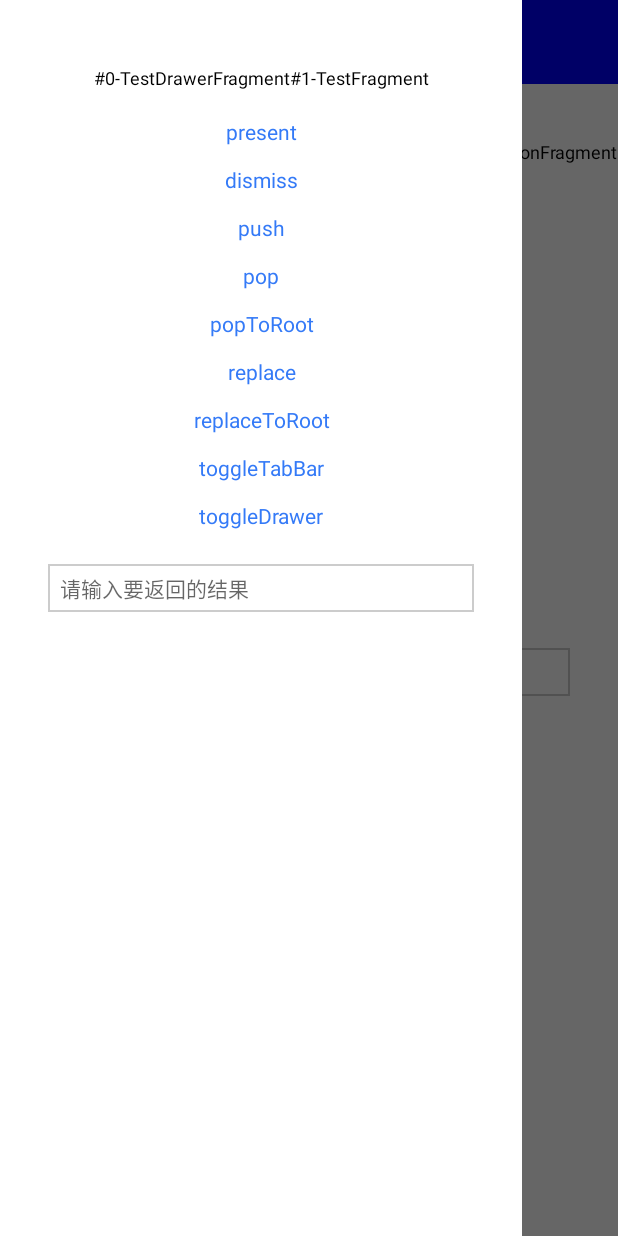
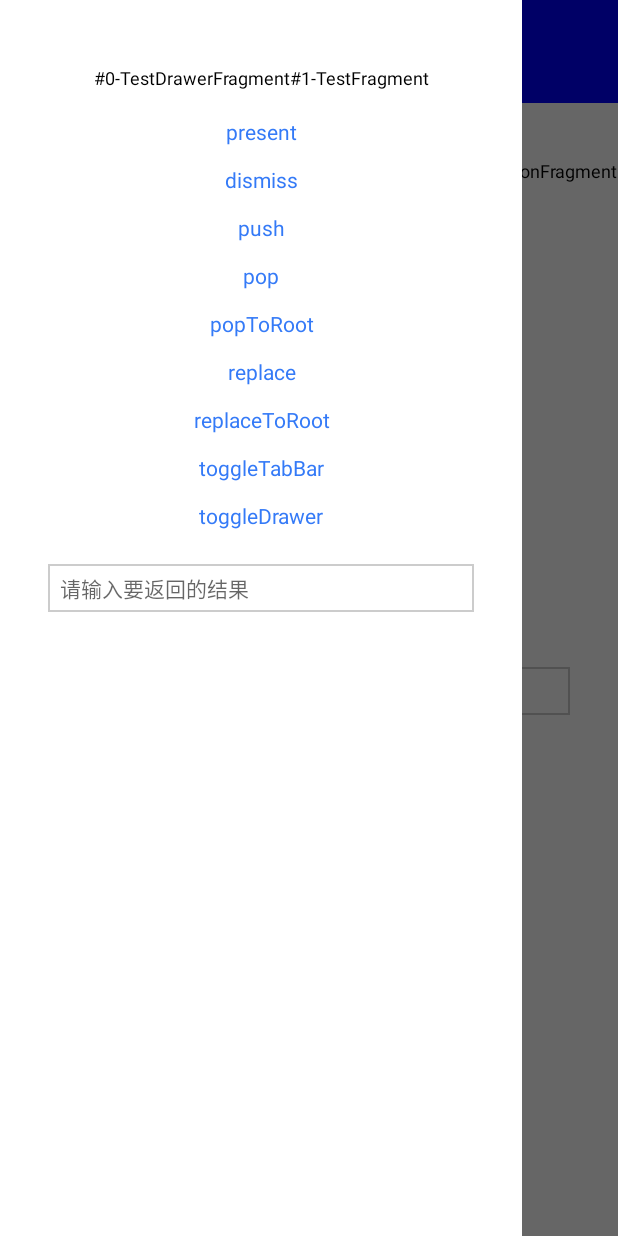
Before and after one commit to listenzz/AndroidNavigation, an Android app: the screen it shows after launch (MainActivity), with the side drawer open, on a phone screen of 412 x 824 dp. Run offline under Robolectric (Android 15) with nearby library versions, the phone set to English and light mode, and no system bars; libraries missing offline, so code that uses them is left out: com.ashokvarma.bottomnavigation; 7 statements that could not run were skipped.

Commit message:
make drawer behind status bar

```diff
--- a/app/src/main/java/com/androidnavigation/MainActivity.java
+++ b/app/src/main/java/com/androidnavigation/MainActivity.java
@@ -3,11 +3,16 @@ package com.androidnavigation;
 import android.arch.lifecycle.Lifecycle;
 import android.arch.lifecycle.LifecycleObserver;
 import android.arch.lifecycle.OnLifecycleEvent;
+import android.graphics.Color;
+import android.os.Build;
 import android.os.Bundle;
 import android.support.v4.app.ActivityCompat;
 import android.support.v4.app.FragmentManager;
 import android.support.v7.app.AppCompatActivity;
 import android.util.Log;
+import android.view.View;
+import android.view.Window;
+import android.view.WindowManager;
 
 import com.androidnavigation.fragment.AwesomeFragment;
 import com.androidnavigation.fragment.FragmentHelper;
@@ -23,11 +28,60 @@ public class MainActivity extends AppCompatActivity implements PresentableActivi
     @Override
     protected void onCreate(Bundle savedInstanceState) {
         super.onCreate(savedInstanceState);
+        setContentView(R.layout.activity_main);
+       // AndroidBug5497Workaround.assistActivity(findViewById(android.R.id.content));
+
+        if (Build.VERSION.SDK_INT >= Build.VERSION_CODES.KITKAT) {
+            Window window = getWindow();
+            window.addFlags(WindowManager.LayoutParams.FLAG_TRANSLUCENT_STATUS);
+
+            if (Build.VERSION.SDK_INT >= Build.VERSION_CODES.LOLLIPOP) {
+                window.clearFlags(WindowManager.LayoutParams.FLAG_TRANSLUCENT_STATUS);
+                window.getDecorView().setSystemUiVisibility(View.SYSTEM_UI_FLAG_LAYOUT_FULLSCREEN
+                        | View.SYSTEM_UI_FLAG_LAYOUT_STABLE);
+
+                window.addFlags(WindowManager.LayoutParams.FLAG_DRAWS_SYSTEM_BAR_BACKGROUNDS);
+                window.setStatusBarColor(Color.TRANSPARENT);
+
+//                if (Build.VERSION.SDK_INT >= Build.VERSION_CODES.M) {
+//                    window.getDecorView().setSystemUiVisibility(View.SYSTEM_UI_FLAG_LIGHT_STATUS_BAR);
+//                }
+
+
+
+            }
+
+//            ViewCompat.setOnApplyWindowInsetsListener(findViewById(R.id.content), new android.support.v4.view.OnApplyWindowInsetsListener() {
+//                @Override
+//                public WindowInsetsCompat onApplyWindowInsets(View v, WindowInsetsCompat insets) {
+//                    return insets.consumeSystemWindowInsets();
+//                }
+//            });
+
+
+
+        }
+
+
+
+
         getLifecycle().addObserver(this);
         getSupportFragmentManager().addOnBackStackChangedListener(this);
         if (savedInstanceState == null) {
-            FragmentHelper.addFragment(getSupportFragmentManager(), android.R.id.content, new TestDrawerFragment(), PresentAnimation.None);
+            FragmentHelper.addFragment(getSupportFragmentManager(), R.id.content, new TestDrawerFragment(), PresentAnimation.None);
         }
+    }
+
+
+    public int getStatusBarHeight() {
+        int statusBarHeight1 = -1;
+        //获取status_bar_height资源的ID
+        int resourceId = getResources().getIdentifier("status_bar_height", "dimen", "android");
+        if (resourceId > 0) {
+            //根据资源ID获取响应的尺寸值
+            statusBarHeight1 = getResources().getDimensionPixelSize(resourceId);
+        }
+        return statusBarHeight1;
     }
 
     @Override
@@ -82,7 +136,7 @@ public class MainActivity extends AppCompatActivity implements PresentableActivi
     }
 
     private void executePresentFragment(AwesomeFragment fragment) {
-        FragmentHelper.addFragment(getSupportFragmentManager(), android.R.id.content, fragment, PresentAnimation.Modal);
+        FragmentHelper.addFragment(getSupportFragmentManager(), R.id.content, fragment, PresentAnimation.Modal);
     }
 
     @Override
--- a/app/src/main/java/com/androidnavigation/TestFragment.java
+++ b/app/src/main/java/com/androidnavigation/TestFragment.java
@@ -25,6 +25,14 @@ public class TestFragment extends AwesomeFragment {
     TextView resultText;
 
     EditText resultEditText;
+
+    @Override
+    public void onActivityCreated(@Nullable Bundle savedInstanceState) {
+        super.onActivityCreated(savedInstanceState);
+
+    }
+
+
 
     @Nullable
     @Override
@@ -115,8 +123,7 @@ public class TestFragment extends AwesomeFragment {
             public void onClick(View v) {
                 TabBarFragment tabBarFragment = getTabBarFragment();
                 if (tabBarFragment != null) {
-                    //tabBarFragment.getBottomNavigationBar().toggle();
-                    setHidesBottomBarWhenPushed(!hidesBottomBarWhenPushed());
+                    tabBarFragment.getBottomNavigationBar().toggle();
                 }
             }
         });
--- a/app/src/main/java/com/androidnavigation/fragment/AwesomeFragment.java
+++ b/app/src/main/java/com/androidnavigation/fragment/AwesomeFragment.java
@@ -6,6 +6,7 @@ import android.arch.lifecycle.LifecycleObserver;
 import android.arch.lifecycle.OnLifecycleEvent;
 import android.content.Context;
 import android.graphics.Color;
+import android.os.Build;
 import android.os.Bundle;
 import android.support.annotation.Nullable;
 import android.support.v4.app.DialogFragment;
@@ -108,8 +109,35 @@ public class AwesomeFragment extends DialogFragment implements LifecycleObserver
             } else {
                 throw new UnsupportedOperationException("NavigationFragment 还没适配 " + root.getClass().getSimpleName());
             }
+
+            setStatusBarPaddingAndHeight(topBar);
+
         }
     }
+
+    protected void setStatusBarPaddingAndHeight(View toolBar) {
+        if (Build.VERSION.SDK_INT >= Build.VERSION_CODES.KITKAT) {
+            if (toolBar != null) {
+                int statusBarHeight = getStatusBarHeight();
+                toolBar.setPadding(toolBar.getPaddingLeft(), statusBarHeight, toolBar.getPaddingRight(),
+                        toolBar.getPaddingBottom());
+                toolBar.getLayoutParams().height = statusBarHeight +
+                        (int)TypedValue.applyDimension(TypedValue.COMPLEX_UNIT_DIP, 45, getResources().getDisplayMetrics());
+            }
+        }
+    }
+
+    private int getStatusBarHeight() {
+        int statusBarHeight1 = -1;
+        //获取status_bar_height资源的ID
+        int resourceId = getResources().getIdentifier("status_bar_height", "dimen", "android");
+        if (resourceId > 0) {
+            //根据资源ID获取响应的尺寸值
+            statusBarHeight1 = getResources().getDimensionPixelSize(resourceId);
+        }
+        return statusBarHeight1;
+    }
+
 
     @Override
     public Animation onCreateAnimation(int transit, boolean enter, int nextAnim) {
@@ -431,14 +459,8 @@ public class AwesomeFragment extends DialogFragment implements LifecycleObserver
 
     // ------ NavigationFragment -----
 
-    private static boolean isHidesBottomBarWhenPushed;
-
     public boolean hidesBottomBarWhenPushed() {
-        return isHidesBottomBarWhenPushed;
-    }
-
-    public void setHidesBottomBarWhenPushed(boolean hidden) {
-        isHidesBottomBarWhenPushed = hidden;
+        return true;
     }
 
     public NavigationFragment getNavigationFragment() {
--- /dev/null
+++ b/app/src/main/res/layout/activity_main.xml
@@ -0,0 +1,8 @@
+<?xml version="1.0" encoding="utf-8"?>
+<LinearLayout xmlns:android="http://schemas.android.com/apk/res/android"
+    android:id="@+id/content"
+    android:orientation="vertical"
+    android:layout_width="match_parent"
+    android:layout_height="match_parent">
+
+</LinearLayout>
--- a/app/src/main/res/layout/fragment_drawer.xml
+++ b/app/src/main/res/layout/fragment_drawer.xml
@@ -1,16 +1,19 @@
 <?xml version="1.0" encoding="utf-8"?>
 <android.support.v4.widget.DrawerLayout xmlns:android="http://schemas.android.com/apk/res/android"
     android:id="@+id/drawer"
+    android:fitsSystemWindows="false"
     android:layout_width="match_parent"
     android:layout_height="match_parent">
 
 
     <FrameLayout
+        android:fitsSystemWindows="false"
         android:id="@+id/drawer_content"
         android:layout_width="match_parent"
         android:layout_height="match_parent" />
 
     <FrameLayout
+        android:fitsSystemWindows="false"
         android:id="@+id/drawer_menu"
         android:layout_width="match_parent"
         android:layout_height="match_parent"
```
Also changed, not shown: app/src/main/java/com/androidnavigation/AndroidBug5497Workaround.java (added, +52 -0 lines).
